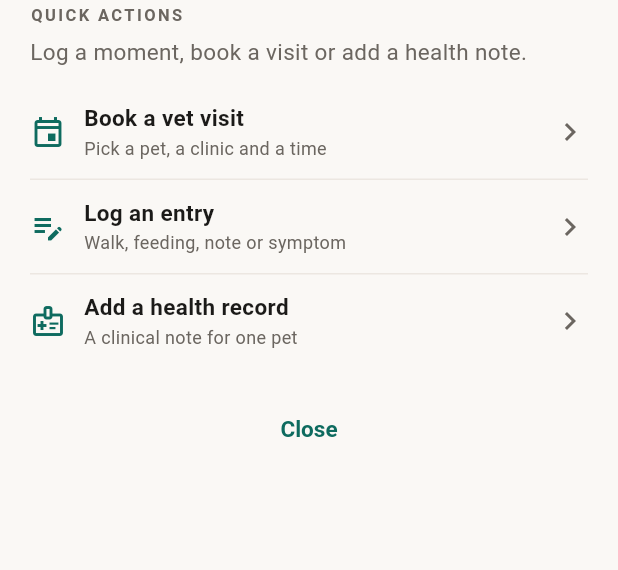
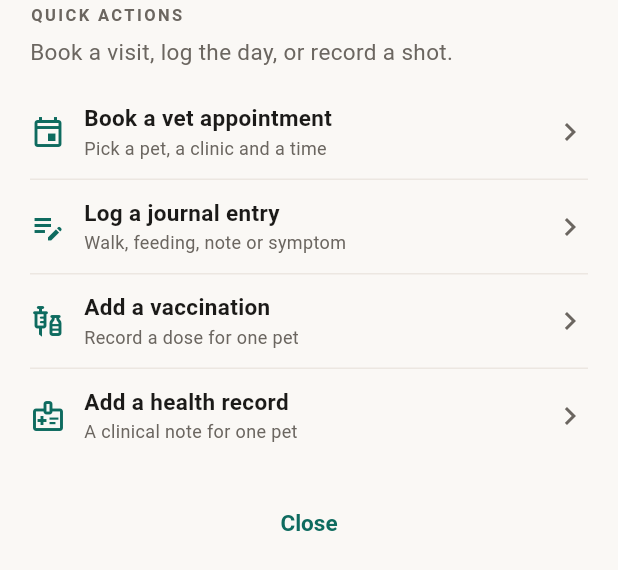
Before and after one commit to loudwig1124/pet-health-tracker, a Flutter app: the CentreActionSheet widget shown alone on an empty page, opened directly, on a phone screen of 412 x 824 dp. Shown: the top 570 px of the screen. Run offline on Flutter 3.47's test engine with Material 3 defaults, Android fonts, the phone set to English and light mode, and no system bars; our stand-ins replace go_router, image_picker, shared_preferences, sqflite, sqflite_common, sqflite_common_ffi_web; accounts and stored records are empty.

Commit message:
Centre action: vaccination flow, and direct header labels

```diff
--- a/lib/app/shell/centre_action_sheet.dart
+++ b/lib/app/shell/centre_action_sheet.dart
@@ -1,5 +1,4 @@
-/// The sheet opened by the raised centre action: the household's three
-/// create flows.
+/// The sheet opened by the raised centre action: the household's create flows.
 ///
 /// Every row closes this sheet and opens the real form, so the shell never
 /// owns form state. Booking lands on Appointments; logging lands on Journal.
@@ -12,10 +11,12 @@ import 'package:go_router/go_router.dart';
 
 import '../../domain/models/journal_entry.dart';
 import '../../domain/models/pet.dart';
+import '../../domain/models/vaccine_type.dart';
 import '../navigation_requests.dart';
 import '../../features/appointments/appointment_form_sheet.dart';
 import '../../features/home/widgets/quick_log_form_sheet.dart';
 import '../../features/pets/forms/health_record_form_sheet.dart';
+import '../../features/pets/forms/vaccination_form_sheet.dart';
 import '../../features/pets/pet_chooser_sheet.dart';
 import '../../ui/kit/app_sheet.dart';
 import '../../ui/kit/list_row.dart';
@@ -27,7 +28,7 @@ import '../app_services.dart';
 import '../router.dart';
 
 /// One choice from the centre-action sheet.
-enum CentreAction { bookVisit, logEntry, healthRecord }
+enum CentreAction { bookVisit, logEntry, vaccination, healthRecord }
 
 /// Opens the centre-action sheet and runs the chosen flow.
 Future<void> showCentreActionSheet(BuildContext context) async {
@@ -44,6 +45,8 @@ Future<void> showCentreActionSheet(BuildContext context) async {
       await _bookVisit(context, services);
     case CentreAction.logEntry:
       await _logEntry(context, services);
+    case CentreAction.vaccination:
+      await _addVaccination(context, services);
     case CentreAction.healthRecord:
       await _addHealthRecord(context, services);
   }
@@ -85,6 +88,35 @@ Future<void> _logEntry(BuildContext context, AppServices services) async {
   NavigationRequests.bumpHousehold();
   _showMessage(context, '${entry.kind.label} logged.');
   GoRouter.of(context).go(Routes.journal);
+}
+
+Future<void> _addVaccination(BuildContext context, AppServices services) async {
+  final Pet? pet = await showPetChooserSheet(
+    context,
+    services: services,
+    title: 'Add a vaccination',
+    message: 'Which pet was vaccinated?',
+  );
+  if (pet == null || !context.mounted) {
+    return;
+  }
+  // Resolve the catalog before touching the context again: using `context`
+  // after an await is exactly what the lint forbids.
+  final List<VaccineType> types = await services.vaccineTypes.list();
+  if (!context.mounted) {
+    return;
+  }
+  final bool? saved = await showVaccinationForm(
+    context,
+    services: services,
+    petId: pet.id,
+    vaccineTypes: types,
+  );
+  if (saved != true || !context.mounted) {
+    return;
+  }
+  NavigationRequests.bumpHousehold();
+  _showMessage(context, 'Vaccination saved for ${pet.name}.');
 }
 
 Future<void> _addHealthRecord(
@@ -137,13 +169,13 @@ class CentreActionSheet extends StatelessWidget {
             padding: EdgeInsets.only(bottom: AppSpacing.sm),
           ),
           Text(
-            'Log a moment, book a visit or add a health note.',
+            'Book a visit, log the day, or record a shot.',
             style: AppTextStyles.body.copyWith(color: AppColors.secondary),
           ),
           const SizedBox(height: AppSpacing.md),
           ListRow(
             key: const ValueKey<String>('centre-action-book'),
-            title: 'Book a vet visit',
+            title: 'Book a vet appointment',
             subtitle: 'Pick a pet, a clinic and a time',
             leading: const Icon(Icons.event_outlined, color: AppColors.accent),
             trailing: const Icon(
@@ -154,7 +186,7 @@ class CentreActionSheet extends StatelessWidget {
           ),
           ListRow(
             key: const ValueKey<String>('centre-action-log'),
-            title: 'Log an entry',
+            title: 'Log a journal entry',
             subtitle: 'Walk, feeding, note or symptom',
             leading: const Icon(
               Icons.edit_note_outlined,
@@ -165,6 +197,20 @@ class CentreActionSheet extends StatelessWidget {
               color: AppColors.secondary,
             ),
             onTap: () => choose(CentreAction.logEntry),
+          ),
+          ListRow(
+            key: const ValueKey<String>('centre-action-vaccination'),
+            title: 'Add a vaccination',
+            subtitle: 'Record a dose for one pet',
+            leading: const Icon(
+              Icons.vaccines_outlined,
+              color: AppColors.accent,
+            ),
+            trailing: const Icon(
+              Icons.chevron_right,
+              color: AppColors.secondary,
+            ),
+            onTap: () => choose(CentreAction.vaccination),
           ),
           ListRow(
             key: const ValueKey<String>('centre-action-health'),
```
Also changed, not shown: 3 other files.
